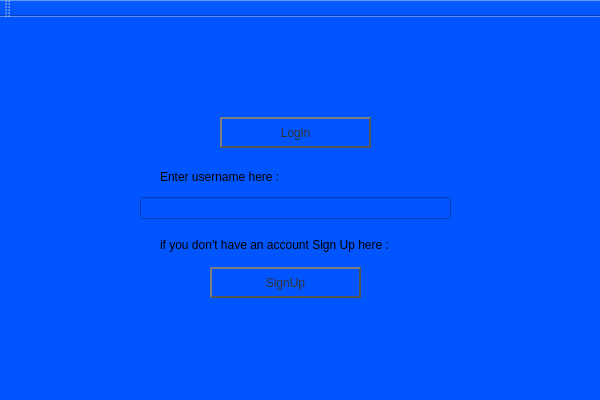
razvaann2/ProjectModernCpp, file ProjectModernCpp/ProjectModernCpp.ui: the form before one commit.
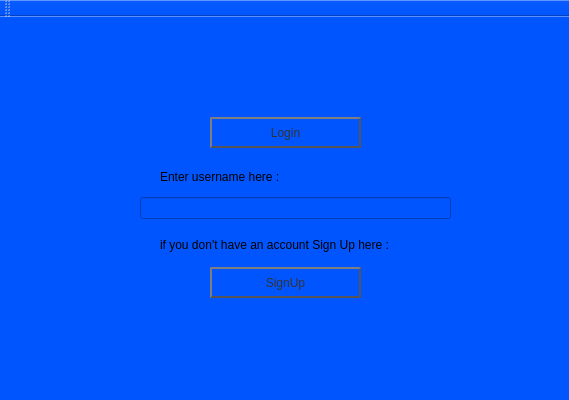
The form after the commit.

```diff
--- a/ProjectModernCpp/ProjectModernCpp.ui
+++ b/ProjectModernCpp/ProjectModernCpp.ui
@@ -6,7 +6,7 @@
    <rect>
     <x>0</x>
     <y>0</y>
-    <width>600</width>
+    <width>569</width>
     <height>400</height>
    </rect>
   </property>
@@ -20,7 +20,7 @@
    <widget class="QPushButton" name="LoginButton">
     <property name="geometry">
      <rect>
-      <x>220</x>
+      <x>210</x>
       <y>100</y>
       <width>151</width>
       <height>31</height>
```
Left out of the diff: 5 changed lines with no effect on the pictures.
